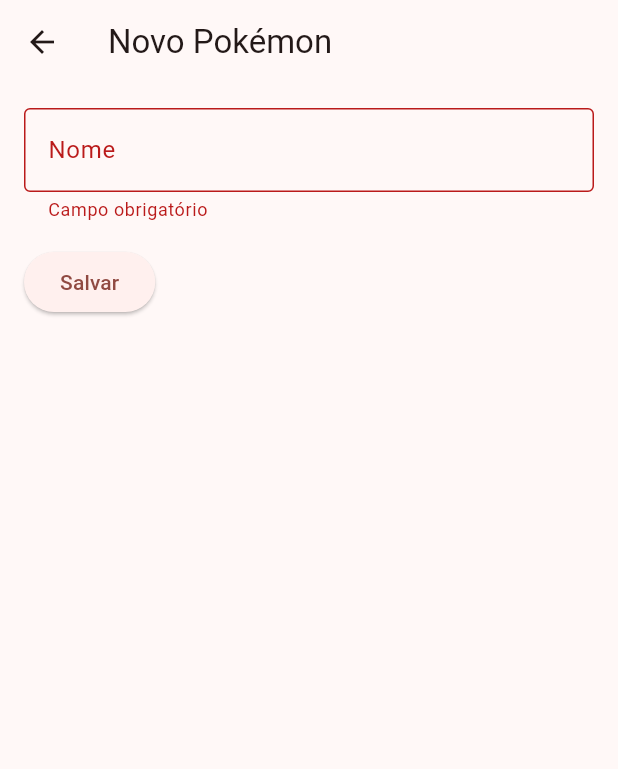
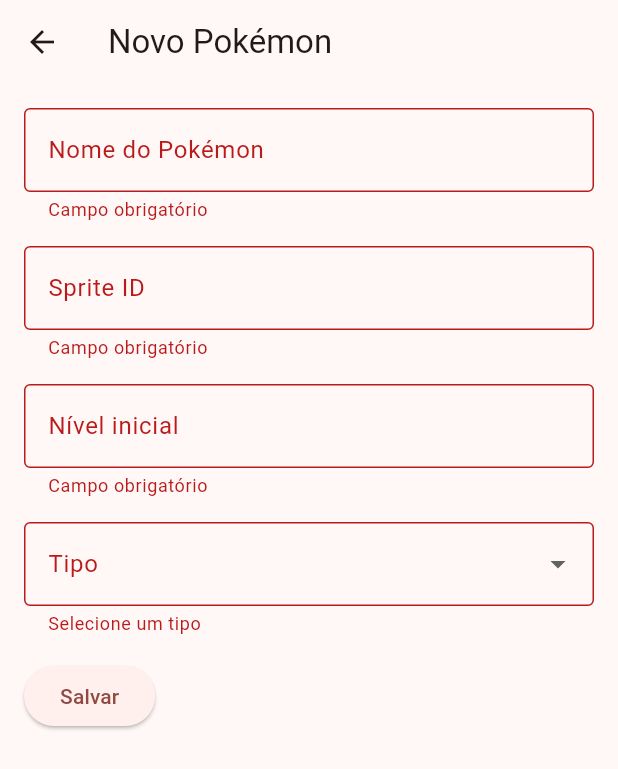
Before and after one commit to Rafa3lFerreira/flutter-poke-app, a Flutter app: the PokemonForm screen opened directly, after a tap on "Salvar", on a phone screen of 412 x 824 dp. Shown: the top 769 px of the screen. Run offline on Flutter 3.47's test engine with Material 3 defaults, Android fonts, the phone set to English and light mode, and no system bars; our stand-ins replace cloud_firestore, firebase_core; accounts and stored records are empty.

Commit message:
Feat: implementar formulário para cadastro de Pokémon com validação

```diff
--- a/lib/new_pokemon_screen.dart
+++ b/lib/new_pokemon_screen.dart
@@ -10,11 +10,24 @@
 
 class _PokemonFormState extends State<PokemonForm> {
   final _formKey = GlobalKey<FormState>();
+
   final _nameController = TextEditingController();
+  final _spriteIdController = TextEditingController();
+  final _levelController = TextEditingController();
+
+  final _spriteIdFocusNode = FocusNode();
+  final _levelFocusNode = FocusNode();
+
+  String? _selectedType;
+  String _previewName = '';
 
   @override
   void dispose() {
     _nameController.dispose();
+    _spriteIdController.dispose();
+    _levelController.dispose();
+    _spriteIdFocusNode.dispose();
+    _levelFocusNode.dispose();
     super.dispose();
   }
 
@@ -23,10 +36,9 @@
 
     await FirebaseFirestore.instance.collection('pokemons').add({
       'name': _nameController.text.trim(),
-      'spriteId': 1,
-      'typeIds': <int>[],
-      'level': 1,
-      'moves': <String>[],
+      'spriteId': int.parse(_spriteIdController.text.trim()),
+      'level': int.parse(_levelController.text.trim()),
+      'types': <String>[_selectedType!],
     });
 
     if (!mounted) return;
@@ -45,19 +57,84 @@
           child: Column(
             crossAxisAlignment: CrossAxisAlignment.start,
             children: [
+              if (_previewName.isNotEmpty)
+                Padding(
+                  padding: const EdgeInsets.only(bottom: 12),
+                  child: Text(
+                    'Cadastrando: $_previewName…',
+                    style: const TextStyle(
+                      fontStyle: FontStyle.italic,
+                      color: Colors.grey,
+                    ),
+                  ),
+                ),
               TextFormField(
                 controller: _nameController,
+                textInputAction: TextInputAction.next,
+                onFieldSubmitted: (_) => _spriteIdFocusNode.requestFocus(),
+                onChanged: (value) =>
+                    setState(() => _previewName = value.trim()),
                 decoration: const InputDecoration(
                   border: OutlineInputBorder(),
-                  labelText: 'Nome',
-                  hintText: 'Pikachu',
+                  labelText: 'Nome do Pokémon',
                 ),
                 validator: (value) {
-                  if (value == null || value.trim().isEmpty) {
-                    return 'Campo obrigatório';
-                  }
+                  final text = value?.trim() ?? '';
+                  if (text.isEmpty) return 'Campo obrigatório';
+                  if (text.length < 2) return 'Mínimo 2 caracteres';
                   return null;
                 },
+              ),
+              const SizedBox(height: 16),
+              TextFormField(
+                controller: _spriteIdController,
+                focusNode: _spriteIdFocusNode,
+                keyboardType: TextInputType.number,
+                textInputAction: TextInputAction.next,
+                onFieldSubmitted: (_) => _levelFocusNode.requestFocus(),
+                decoration: const InputDecoration(
+                  border: OutlineInputBorder(),
+                  labelText: 'Sprite ID',
+                ),
+                validator: (value) {
+                  final text = value?.trim() ?? '';
+                  if (text.isEmpty) return 'Campo obrigatório';
+                  final n = int.tryParse(text);
+                  if (n == null) return 'Informe um número inteiro';
+                  if (n < 1 || n > 1025) return 'Deve estar entre 1 e 1025';
+                  return null;
+                },
+              ),
+              const SizedBox(height: 16),
+              TextFormField(
+                controller: _levelController,
+                focusNode: _levelFocusNode,
+                keyboardType: TextInputType.number,
+                decoration: const InputDecoration(
+                  border: OutlineInputBorder(),
+                  labelText: 'Nível inicial',
+                ),
+                validator: (value) {
+                  final text = value?.trim() ?? '';
+                  if (text.isEmpty) return 'Campo obrigatório';
+                  final n = int.tryParse(text);
+                  if (n == null) return 'Informe um número inteiro';
+                  if (n < 1 || n > 100) return 'Deve estar entre 1 e 100';
+                  return null;
+                },
+              ),
+              const SizedBox(height: 16),
+              DropdownButtonFormField<String>(
+                value: _selectedType,
+                decoration: const InputDecoration(
+                  labelText: 'Tipo',
+                  border: OutlineInputBorder(),
+                ),
+                items: ['Fogo', 'Água', 'Planta', 'Elétrico', 'Normal', 'Psíquico', 'Gelo', 'Dragão']
+                    .map((t) => DropdownMenuItem(value: t, child: Text(t)))
+                    .toList(),
+                onChanged: (value) => setState(() => _selectedType = value),
+                validator: (value) => value == null ? 'Selecione um tipo' : null,
               ),
               const SizedBox(height: 16),
               ElevatedButton(
```
